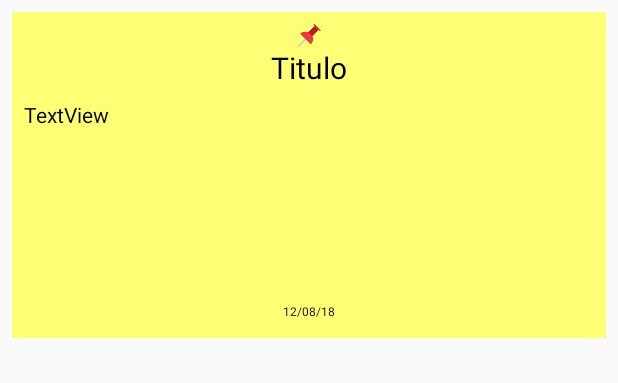
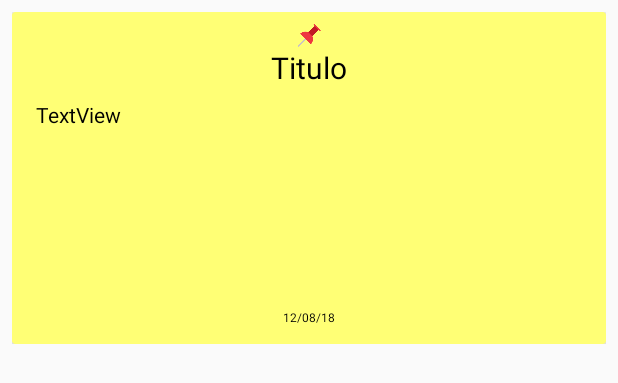
Before and after one commit to guilleortiz/MyNotes, an Android app: the layout note_item_v2.xml on its own in the app's theme, with its tools: preview values and no code run, on a phone screen of 412 x 824 dp. Shown: the top 383 px of the screen. Run offline under Robolectric (Android 15) with nearby library versions, the light colour scheme and no system bars.

Commit message:
NoteIteme visual polish

```diff
--- a/app/src/main/res/layout/note_item_v2.xml
+++ b/app/src/main/res/layout/note_item_v2.xml
@@ -79,22 +79,26 @@
 
                     android:lines="2"
                     android:maxLines="2"
-                    android:textColor="@android:color/black" />
+                    android:textColor="@android:color/black"
+                    android:paddingStart="8dp" />
                 <LinearLayout
                     android:id="@+id/photo_linear"
                     android:layout_width="match_parent"
                     android:layout_height="wrap_content"
                     android:orientation="vertical"
-                    android:layout_marginEnd="15dp">
+                    android:layout_gravity="center"
+
+                    android:textAlignment="center">
 
                     <ImageView
                         android:id="@+id/foto"
+                        android:layout_gravity="center_horizontal"
 
                         android:layout_width="match_parent"
-                        android:paddingBottom="16dp"
-                        android:paddingStart="8dp"
-                        android:paddingTop="8dp"
-                        android:layout_height="100dp" />
+                        android:paddingStart="4dp"
+                        android:layout_height="100dp"
+                        android:paddingTop="4dp"
+                        android:textAlignment="center" />
 
 
                 </LinearLayout>
@@ -112,7 +116,8 @@
                     android:layout_height="wrap_content"
                     android:layout_weight="0"
                     android:paddingBottom="4dp"
-                    android:textColor="@android:color/black" />
+                    android:textColor="@android:color/black"
+                    android:paddingTop="4dp" />
 
             </LinearLayout>
 
```
